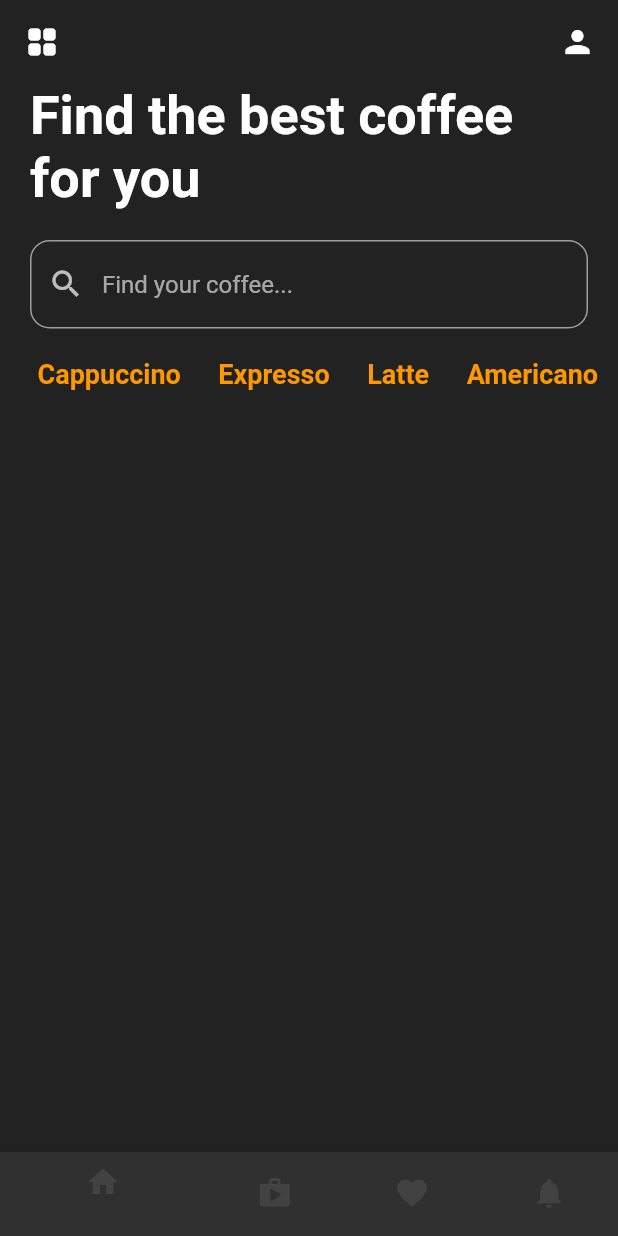
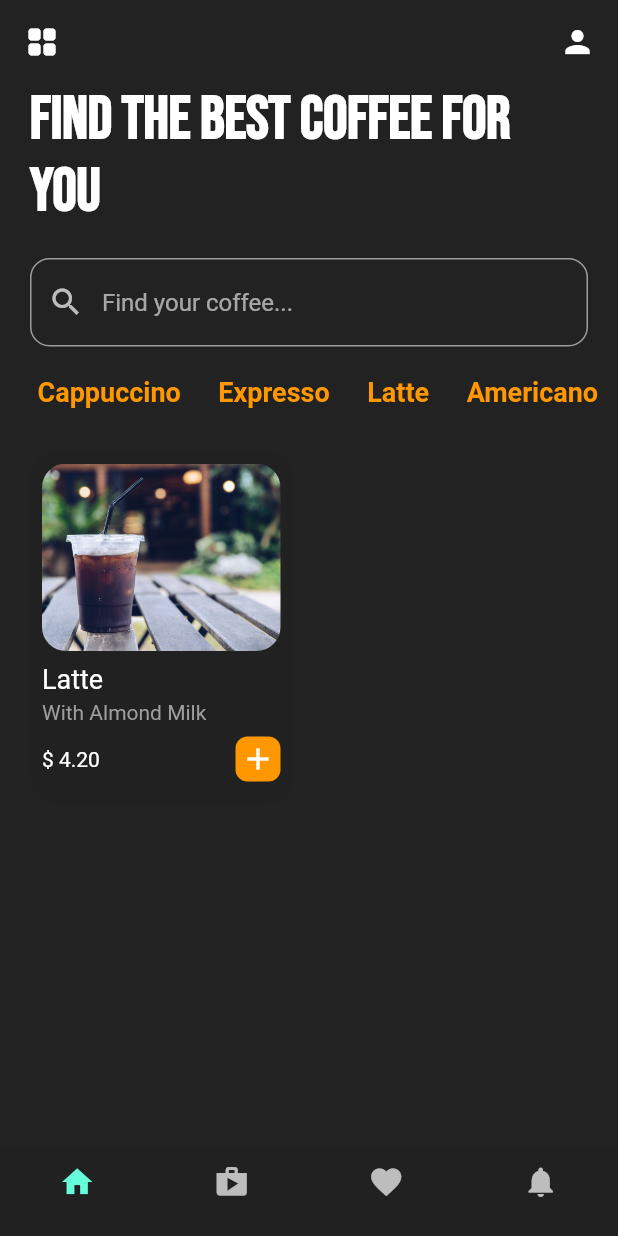
Before and after one commit to MickeyOnyando/Baristum, a Flutter app: the screen it shows after launch, on a phone screen of 412 x 824 dp. Run offline on Flutter 3.47's test engine with Material 2 defaults, Android fonts, the phone set to English and light mode, and no system bars; our stand-ins replace google_fonts.

Commit message:
Coffee Tiles

```diff
--- a/lib/pages/coffee_tiles.dart
+++ b/lib/pages/coffee_tiles.dart
@@ -1,15 +1,71 @@
 import 'package:flutter/material.dart';
 
 class CoffeeTile extends StatelessWidget {
-  const CoffeeTile({super.key});
+  final String coffeeImagePath;
+  final String coffeeType;
+
+  CoffeeTile({
+    required this.coffeeImagePath,
+    required this.coffeeType,
+  });
 
   @override
   Widget build(BuildContext context) {
-    return Container(
-      height: 200,
-      decoration: BoxDecoration(
-        color: Colors.brown[300],
-        borderRadius: BorderRadius.circular(25),
+    return Padding(
+      padding: const EdgeInsets.only(left: 20),
+      child: Container(
+        width: 175,
+        decoration: BoxDecoration(
+          color: Colors.grey[900],
+          borderRadius: BorderRadius.circular(16),
+        ),
+        child: Padding(
+          padding: const EdgeInsets.all(8.0),
+          child: Column(
+            crossAxisAlignment: CrossAxisAlignment.start,
+            children: [
+              Container(
+                height: 125,
+                decoration: BoxDecoration(
+                  borderRadius: BorderRadius.circular(16),
+                  image: DecorationImage(
+                    image: AssetImage(coffeeImagePath),
+                    fit: BoxFit.cover,
+                  ),
+                ),
+              ),
+              Padding(
+                padding: EdgeInsets.only(top: 8, bottom: 4),
+                child: Text(
+                  coffeeType,
+                  style: TextStyle(fontSize: 18),
+                ),
+              ),
+              const Text(
+                'With Almond Milk',
+                style: TextStyle(color: Colors.grey),
+              ),
+              Padding(
+                padding: const EdgeInsets.only(top: 8),
+                child: Row(
+                  mainAxisAlignment: MainAxisAlignment.spaceBetween,
+                  children: [
+                    const Text('\$ 4.20'),
+                    Container(
+                      height: 30,
+                      width: 30,
+                      decoration: BoxDecoration(
+                        borderRadius: BorderRadius.circular(8),
+                        color: Colors.orange,
+                      ),
+                      child: const Icon(Icons.add),
+                    ),
+                  ],
+                ),
+              )
+            ],
+          ),
+        ),
       ),
     );
   }
--- a/lib/pages/home_page.dart
+++ b/lib/pages/home_page.dart
@@ -1,5 +1,7 @@
+import 'package:coffeeui/pages/coffee_tiles.dart';
 import 'package:coffeeui/pages/coffee_type.dart';
 import 'package:flutter/material.dart';
+import 'package:google_fonts/google_fonts.dart';
 
 class HomePage extends StatefulWidget {
   const HomePage({super.key});
@@ -25,6 +27,7 @@ class _HomePageState extends State<HomePage> {
         ],
       ),
       bottomNavigationBar: BottomNavigationBar(
+        type: BottomNavigationBarType.fixed,
         backgroundColor: Colors.grey[900],
         items: const [
           BottomNavigationBarItem(
@@ -45,14 +48,15 @@ class _HomePageState extends State<HomePage> {
           ),
         ],
       ),
-      body: Column(
+      body: SingleChildScrollView(
+        child: Column(
           children: [
-          const Padding(
-            padding: EdgeInsets.symmetric(horizontal: 20),
+            Padding(
+              padding: const EdgeInsets.symmetric(horizontal: 20),
               child: Text(
                 "Find the best coffee for you",
-              style: TextStyle(
-                fontSize: 36,
+                style: GoogleFonts.bebasNeue(
+                  fontSize: 40,
                   fontWeight: FontWeight.bold,
                 ),
               ),
@@ -90,7 +94,22 @@ class _HomePageState extends State<HomePage> {
                 ],
               ),
             ),
+            Container(
+              height: 235,
+              child: ListView(
+                scrollDirection: Axis.horizontal,
+                children: [
+                  CoffeeTile(
+                    coffeeImagePath: 'lib/images/coffee6.jpg',
+                    coffeeType: 'Latte',
+                  ),
+                  //CoffeeTile(),
+                  //CoffeeTile(),
                 ],
+              ),
+            ),
+          ],
+        ),
       ),
     );
   }
--- a/pubspec.yaml
+++ b/pubspec.yaml
@@ -36,6 +36,8 @@ dependencies:
   # The following adds the Cupertino Icons font to your application.
   # Use with the CupertinoIcons class for iOS style icons.
   cupertino_icons: ^1.0.2
+  google_fonts:
+
 
 
 dev_dependencies:
@@ -61,8 +63,8 @@ flutter:
   uses-material-design: true
 
   # To add assets to your application, add an assets section, like this:
-  # assets:
-  #   - images/a_dot_burr.jpeg
+  assets:
+    - lib/images/
   #   - images/a_dot_ham.jpeg
 
   # An image asset can refer to one or more resolution-specific "variants", see
```
Also changed, not shown: pubspec.lock, 2 other files. Lines whose indentation alone changed are shown as unchanged.
